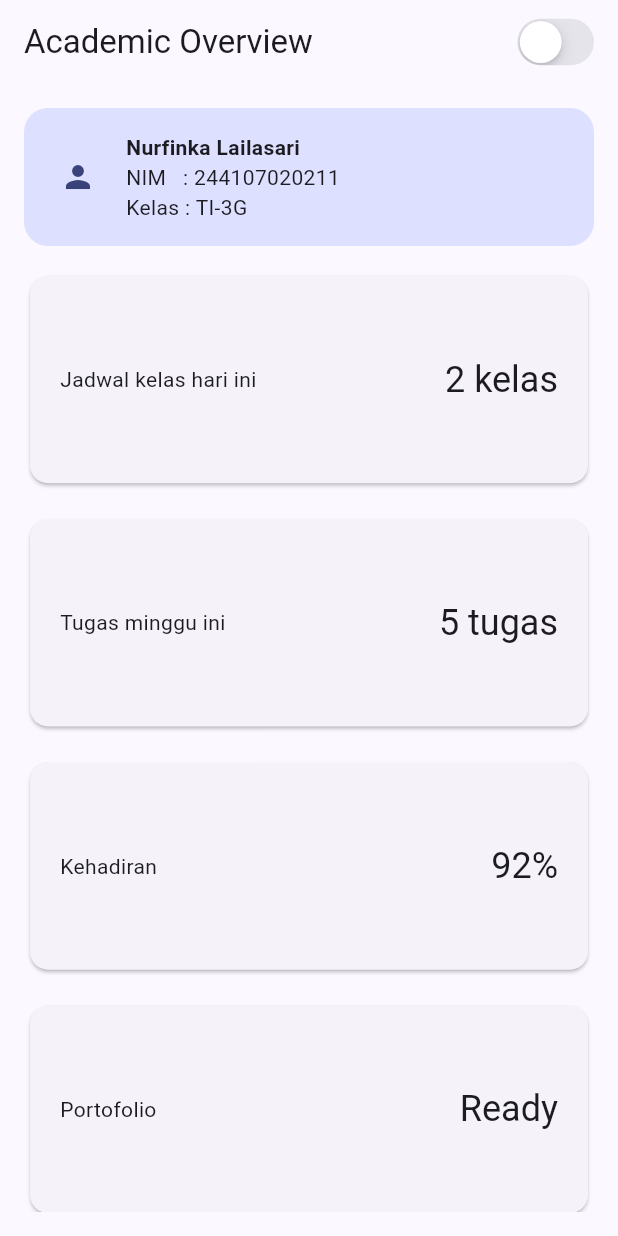
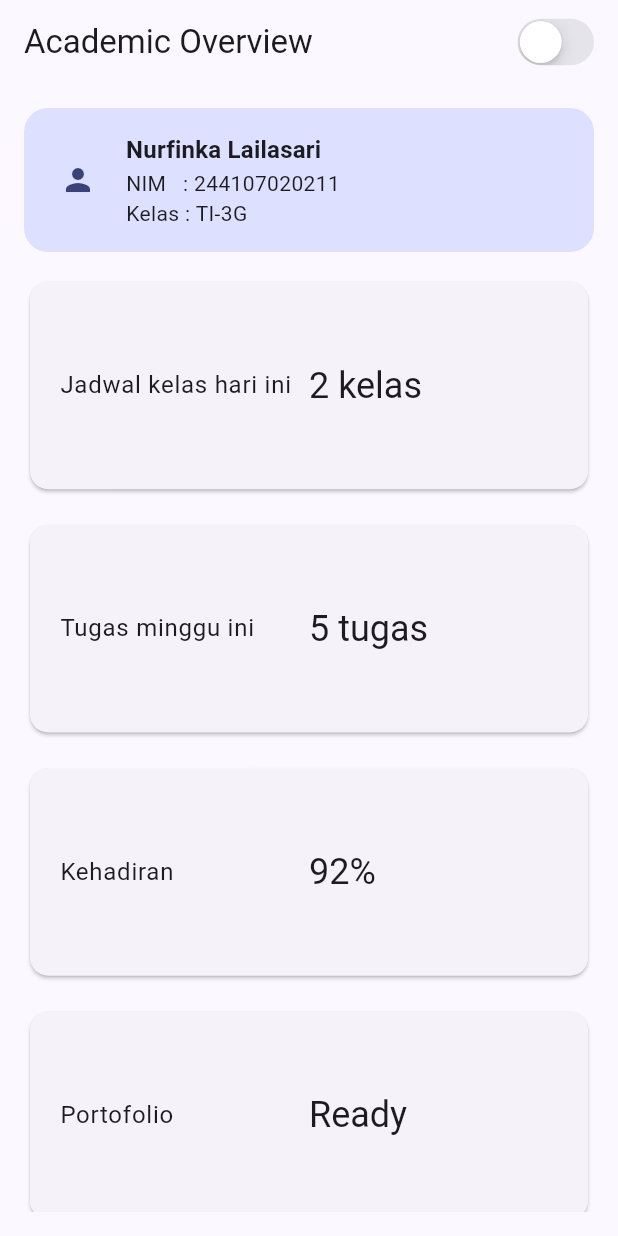
Before and after one commit to Nurfinkaa/244107020211-mobile-course, a Flutter app: the screen it shows after launch, on a phone screen of 412 x 824 dp. Run offline on Flutter 3.47's test engine with Material 3 defaults, Android fonts, the phone set to English and light mode, and no system bars.

Commit message:
Refactor responsive dashboard

```diff
--- a/02-week-2-declarative-ui-responsive-design/lib/main.dart
+++ b/02-week-2-declarative-ui-responsive-design/lib/main.dart
@@ -1,5 +1,11 @@
 import 'package:flutter/cupertino.dart';
 import 'package:flutter/material.dart';
+
+// ============================================================
+// REFRACTORING POINT 3:
+// Breakpoint hanya didefinisikan satu kali di sini.
+// ============================================================
+const kWideBreakpoint = 700.0;
 
 void main() => runApp(const DashboardApp());
 
@@ -17,13 +23,23 @@ class _DashboardAppState extends State<DashboardApp> {
   Widget build(BuildContext context) {
     return MaterialApp(
       debugShowCheckedModeBanner: false,
-      theme: ThemeData(useMaterial3: true, colorSchemeSeed: Colors.indigo),
+
+      // Tema terang
+      theme: ThemeData(
+        useMaterial3: true,
+        colorSchemeSeed: Colors.indigo,
+      ),
+
+      // Tema gelap
       darkTheme: ThemeData(
         useMaterial3: true,
         brightness: Brightness.dark,
         colorSchemeSeed: Colors.indigo,
       ),
+
+      // Mengubah tema berdasarkan nilai isDark
       themeMode: isDark ? ThemeMode.dark : ThemeMode.light,
+
       home: DashboardPage(
         isDark: isDark,
         onDarkChanged: (value) => setState(() => isDark = value),
@@ -44,6 +60,12 @@ class DashboardPage extends StatelessWidget {
 
   @override
   Widget build(BuildContext context) {
+    // ============================================================
+    // REFRACTORING POINT 2:
+    // Mengambil Theme dari context supaya warna dan style
+    // otomatis mengikuti Light Mode / Dark Mode.
+    // ============================================================
+
     return Scaffold(
       appBar: AppBar(
         title: const Text('Academic Overview'),
@@ -59,29 +81,65 @@ class DashboardPage extends StatelessWidget {
           const SizedBox(width: 12),
         ],
       ),
+
       body: LayoutBuilder(
         builder: (context, constraints) {
-          final columns = constraints.maxWidth >= 700 ? 2 : 1;
+
+          // ============================================================
+          // REFRACTORING POINT 3:
+          // Sebelumnya:
+          // constraints.maxWidth >= 700
+          //
+          // Sekarang menggunakan konstanta kWideBreakpoint.
+          // ============================================================
+          final columns =
+              constraints.maxWidth >= kWideBreakpoint ? 2 : 1;
+
           return Padding(
             padding: const EdgeInsets.all(16),
             child: Column(
               children: [
-                // Header profil, terpisah dari grid kartu info
                 const ProfileCard(),
+
                 const SizedBox(height: 16),
-                // Grid kartu info, mengisi sisa layar sampai bawah
+
                 Expanded(
                   child: GridView.count(
                     crossAxisCount: columns,
                     crossAxisSpacing: 16,
                     mainAxisSpacing: 16,
                     childAspectRatio: 2.6,
+
+                    // ====================================================
+                    // REFRACTORING POINT 1:
+                    // Semua kartu menggunakan reusable InfoCard.
+                    // Tidak ada lagi duplikasi struktur Card.
+                    // ====================================================
                     children: const [
-                      InfoCard(title: 'Jadwal kelas hari ini', value: '2 kelas'),
-                      InfoCard(title: 'Tugas minggu ini', value: '5 tugas'),
-                      InfoCard(title: 'Kehadiran', value: '92%'),
-                      InfoCard(title: 'Portofolio', value: 'Ready'),
-                      InfoCard(title: 'SKS diambil', value: '20 SKS'),
+                      InfoCard(
+                        title: 'Jadwal kelas hari ini',
+                        value: '2 kelas',
+                      ),
+                      InfoCard(
+                        title: 'Tugas minggu ini',
+                        value: '5 tugas',
+                      ),
+                      InfoCard(
+                        title: 'Kehadiran',
+                        value: '92%',
+                      ),
+                      InfoCard(
+                        title: 'Portofolio',
+                        value: 'Ready',
+                      ),
+                      InfoCard(
+                        title: 'SKS diambil',
+                        value: '20 SKS',
+                      ),
+                      InfoCard(
+                        title: 'Catatan dosen',
+                        value: 'Perlu revisi laporan praktikum minggu ini',
+                      ),
                     ],
                   ),
                 ),
@@ -99,29 +157,58 @@ class ProfileCard extends StatelessWidget {
 
   @override
   Widget build(BuildContext context) {
+    // ============================================================
+    // REFRACTORING POINT 2:
+    // Menggunakan Theme.of(context) untuk mendapatkan warna
+    // dari tema aktif.
+    // ============================================================
+    final theme = Theme.of(context);
+
     return Semantics(
       label:
           'Profil mahasiswa Nurfinka Lailasari, NIM 244107020211, kelas TI-3G',
       child: Container(
         padding: const EdgeInsets.all(16),
+
         decoration: BoxDecoration(
-          color: Theme.of(context).colorScheme.primaryContainer,
+          // Mengikuti warna tema aktif
+          color: theme.colorScheme.primaryContainer,
+
           borderRadius: BorderRadius.circular(16),
         ),
+
         child: Row(
           crossAxisAlignment: CrossAxisAlignment.center,
           children: [
-            const CircleAvatar(child: Icon(Icons.person)),
+            const CircleAvatar(
+              child: Icon(Icons.person),
+            ),
+
             const SizedBox(width: 12),
+
             Expanded(
               child: Column(
                 crossAxisAlignment: CrossAxisAlignment.start,
                 mainAxisSize: MainAxisSize.min,
-                children: const [
-                  Text('Nurfinka Lailasari',
-                      style: TextStyle(fontWeight: FontWeight.bold)),
-                  Text('NIM   : 244107020211'),
-                  Text('Kelas : TI-3G'),
+                children: [
+                  Text(
+                    'Nurfinka Lailasari',
+
+                    // Menggunakan TextTheme dari tema
+                    style: theme.textTheme.titleMedium?.copyWith(
+                      fontWeight: FontWeight.bold,
+                    ),
+                  ),
+
+                  Text(
+                    'NIM   : 244107020211',
+                    style: theme.textTheme.bodyMedium,
+                  ),
+
+                  Text(
+                    'Kelas : TI-3G',
+                    style: theme.textTheme.bodyMedium,
+                  ),
                 ],
               ),
             ),
@@ -132,23 +219,64 @@ class ProfileCard extends StatelessWidget {
   }
 }
 
+// ================================================================
+// REFRACTORING POINT 1:
+// InfoCard adalah reusable widget.
+//
+// Widget ini menerima:
+// - title
+// - value
+//
+// Sehingga kita tidak perlu membuat struktur Card berulang-ulang.
+// ================================================================
 class InfoCard extends StatelessWidget {
-  const InfoCard({required this.title, required this.value, super.key});
+  const InfoCard({
+    required this.title,
+    required this.value,
+    super.key,
+  });
 
   final String title;
   final String value;
 
   @override
   Widget build(BuildContext context) {
+    // ============================================================
+    // REFRACTORING POINT 2:
+    // Menggunakan Theme.of(context) untuk mendapatkan style tema.
+    // ============================================================
+    final theme = Theme.of(context);
+
     return Semantics(
       label: '$title: $value',
+
       child: Card(
         child: Padding(
           padding: const EdgeInsets.all(20),
+
           child: Row(
             children: [
-              Expanded(child: Text(title)),
-              Text(value, style: Theme.of(context).textTheme.headlineSmall),
+              // Judul kartu
+              Expanded(
+                child: Text(
+                  title,
+                  style: theme.textTheme.bodyLarge,
+                ),
+              ),
+
+              // ========================================================
+              // Flexible digunakan supaya value tidak memaksa layout
+              // ketika teksnya panjang.
+              // ========================================================
+              Flexible(
+                child: Text(
+                  value,
+                  style: theme.textTheme.headlineSmall,
+                  maxLines: 2,
+                  overflow: TextOverflow.ellipsis,
+                  textAlign: TextAlign.right,
+                ),
+              ),
             ],
           ),
         ),
```
Also changed, not shown: 13 other files.
